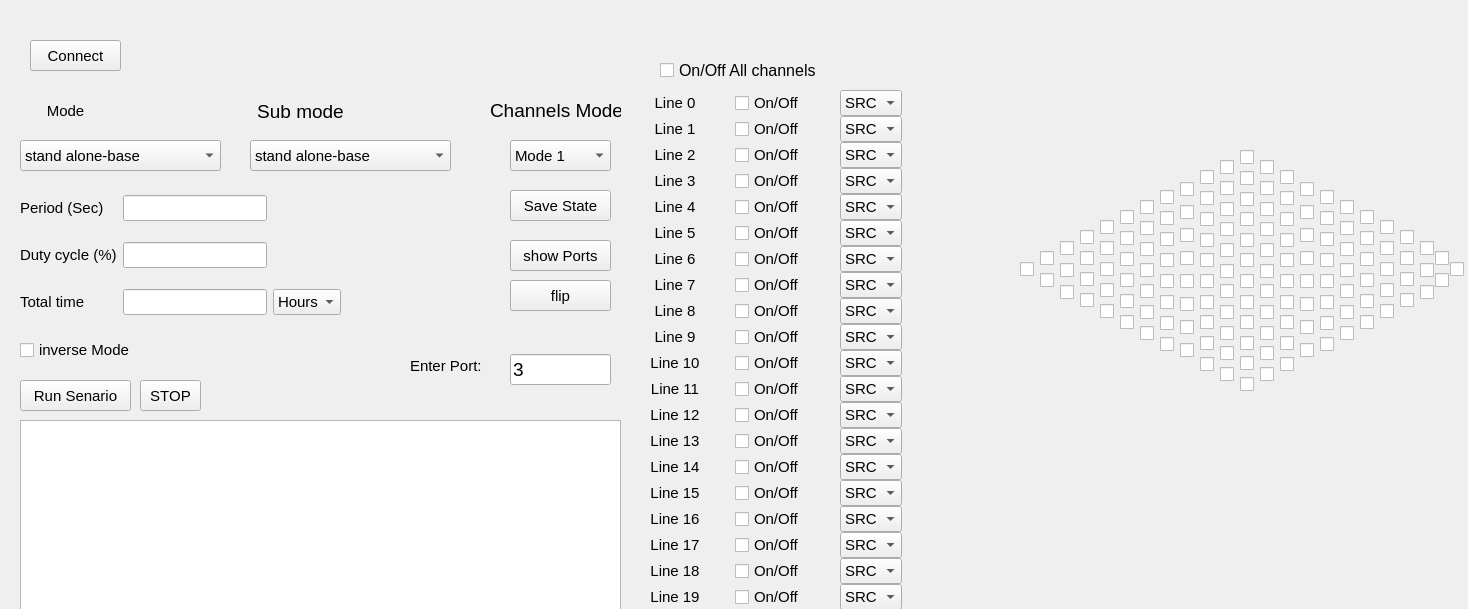
The window that PCB_GUI.ui (Omer-DN/Ennocure) describes before a commit, drawn with Qt 5.
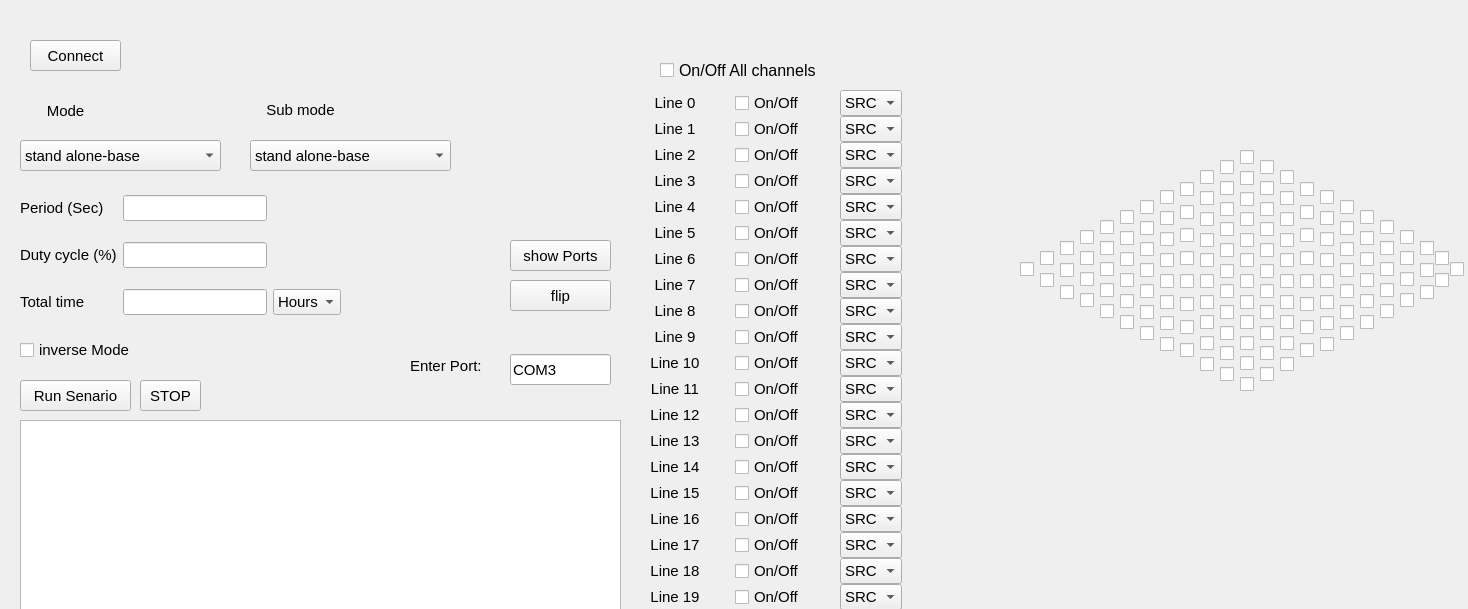
The same window after the commit.

Commit message: Removing save mode and select mode

Patch:
```diff
--- a/PCB_GUI.ui
+++ b/PCB_GUI.ui
@@ -12,7 +12,7 @@
   </property>
   <property name="font">
    <font>
-    <pointsize>12</pointsize>
+    <pointsize>11</pointsize>
    </font>
   </property>
   <property name="windowTitle">
@@ -1269,7 +1269,7 @@
     </font>
    </property>
    <property name="text">
-    <string>&lt;html&gt;&lt;head/&gt;&lt;body&gt;&lt;p&gt;&lt;span style=&quot; font-size:14pt;&quot;&gt;Sub mode&lt;/span&gt;&lt;/p&gt;&lt;/body&gt;&lt;/html&gt;</string>
+    <string>&lt;html&gt;&lt;head/&gt;&lt;body&gt;&lt;p&gt;Sub mode&lt;/p&gt;&lt;/body&gt;&lt;/html&gt;</string>
    </property>
    <property name="alignment">
     <set>Qt::AlignmentFlag::AlignCenter</set>
@@ -1293,82 +1293,6 @@
     <string>On/Off All channels </string>
    </property>
   </widget>
-  <widget class="QComboBox" name="ChannelsMode">
-   <property name="geometry">
-    <rect>
-     <x>510</x>
-     <y>140</y>
-     <width>101</width>
-     <height>31</height>
-    </rect>
-   </property>
-   <property name="font">
-    <font>
-     <pointsize>11</pointsize>
-    </font>
-   </property>
-   <item>
-    <property name="text">
-     <string>Mode 1</string>
-    </property>
-   </item>
-   <item>
-    <property name="text">
-     <string>Mode 2</string>
-    </property>
-   </item>
-   <item>
-    <property name="text">
-     <string>Mode 3</string>
-    </property>
-   </item>
-   <item>
-    <property name="text">
-     <string>Mode 4</string>
-    </property>
-   </item>
-   <item>
-    <property name="text">
-     <string>Mode 5</string>
-    </property>
-   </item>
-  </widget>
-  <widget class="QLabel" name="label_6">
-   <property name="geometry">
-    <rect>
-     <x>490</x>
-     <y>90</y>
-     <width>131</width>
-     <height>41</height>
-    </rect>
-   </property>
-   <property name="font">
-    <font>
-     <pointsize>11</pointsize>
-    </font>
-   </property>
-   <property name="text">
-    <string>&lt;html&gt;&lt;head/&gt;&lt;body&gt;&lt;p&gt;&lt;span style=&quot; font-size:14pt;&quot;&gt;Channels Mode&lt;/span&gt;&lt;/p&gt;&lt;/body&gt;&lt;/html&gt;</string>
-   </property>
-  </widget>
-  <widget class="QPushButton" name="SaveState">
-   <property name="geometry">
-    <rect>
-     <x>510</x>
-     <y>190</y>
-     <width>101</width>
-     <height>31</height>
-    </rect>
-   </property>
-   <property name="font">
-    <font>
-     <pointsize>11</pointsize>
-    </font>
-   </property>
-   <property name="text">
-    <string>Save State</string>
-   </property>
-  </widget>
   <widget class="QPushButton" name="ConnectButton">
    <property name="geometry">
     <rect>
@@ -1452,11 +1376,11 @@
    </property>
    <property name="font">
     <font>
-     <pointsize>14</pointsize>
+     <pointsize>11</pointsize>
     </font>
    </property>
    <property name="text">
-    <string>3</string>
+    <string>COM3</string>
    </property>
   </widget>
   <widget class="QLabel" name="label_29">
```
